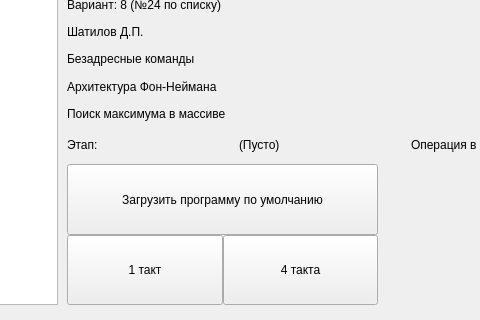
This is mainwindow.ui in danshat/cpu_emu as Qt 5 draws it before an edit; both pictures show x 233 to 713 and y 336 to 656 of the 987 by 656 pixel window. The edited form follows.
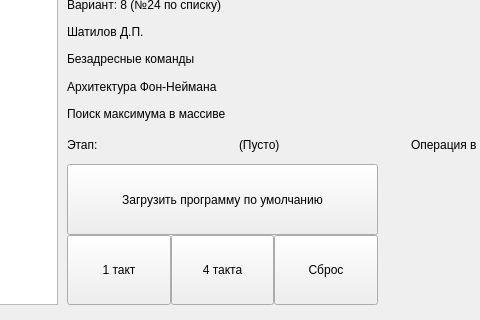
This is the edited form.

```diff
--- a/mainwindow.ui
+++ b/mainwindow.ui
@@ -537,6 +537,19 @@
          </property>
         </widget>
        </item>
+       <item>
+        <widget class="QPushButton" name="pushButton_5">
+         <property name="sizePolicy">
+          <sizepolicy hsizetype="Minimum" vsizetype="Minimum">
+           <horstretch>0</horstretch>
+           <verstretch>0</verstretch>
+          </sizepolicy>
+         </property>
+         <property name="text">
+          <string>Сброс</string>
+         </property>
+        </widget>
+       </item>
       </layout>
      </item>
     </layout>
```
